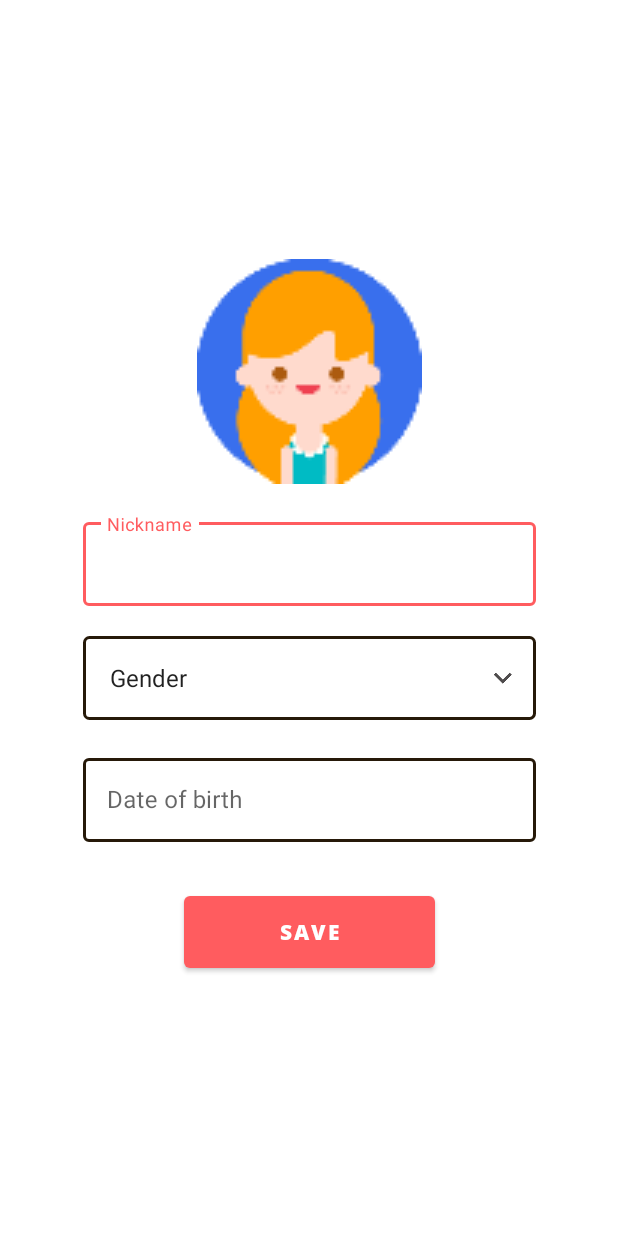
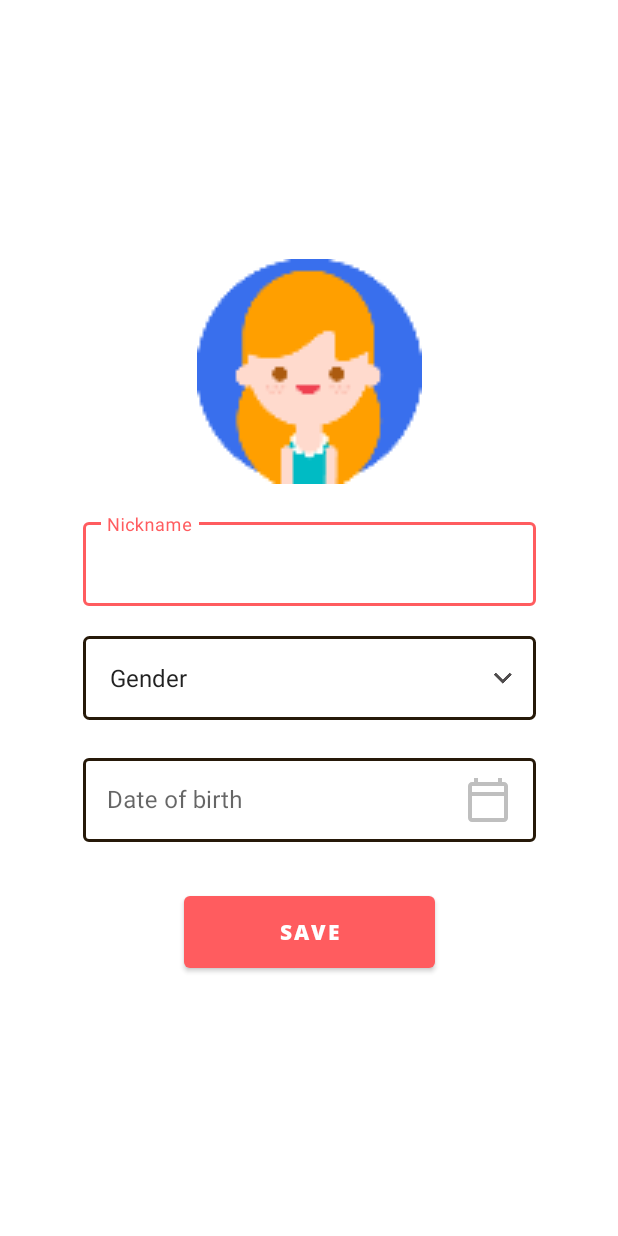
Before and after one commit to nntt1210/serenitea, an Android app: the screen it shows after launch once a user with an empty profile is signed in (SetupActivity), on a phone screen of 412 x 824 dp. Run offline under Robolectric (Android 15) with nearby library versions, the phone set to English and light mode, and no system bars; our stand-ins replace Firebase (no records; nobody signed in at launch, a user with empty details on screens opened directly); libraries missing offline, so code that uses them is left out: com.facebook, com.facebook.login.

Commit message:
update log out navigation, add datepicker in setup and edit profile

```diff
--- a/src/app/src/main/java/com/example/serenitea/MainActivity.java
+++ b/src/app/src/main/java/com/example/serenitea/MainActivity.java
@@ -233,7 +233,9 @@ public class MainActivity extends AppCompatActivity implements NavigationView.On
     private void SendUserToLogoutActivity(){
         //chuyển sang trang Logout (trang ban đầu khi vô app)
         Intent logoutIntent =  new Intent(MainActivity.this, LogoutActivity.class);
+        logoutIntent.addFlags(Intent.FLAG_ACTIVITY_NEW_TASK | Intent.FLAG_ACTIVITY_CLEAR_TASK);
         startActivity(logoutIntent);
+        finish();
     }
 
 
--- a/src/app/src/main/java/com/example/serenitea/SetupActivity.java
+++ b/src/app/src/main/java/com/example/serenitea/SetupActivity.java
@@ -4,6 +4,7 @@ import androidx.annotation.NonNull;
 import androidx.appcompat.app.ActionBar;
 import androidx.appcompat.app.AppCompatActivity;
 
+import android.app.DatePickerDialog;
 import android.app.ProgressDialog;
 import android.content.Intent;
 import android.graphics.Color;
@@ -13,6 +14,7 @@ import android.text.TextUtils;
 import android.view.View;
 import android.widget.AdapterView;
 import android.widget.Button;
+import android.widget.DatePicker;
 import android.widget.EditText;
 import android.widget.ImageButton;
 import android.widget.Spinner;
@@ -24,7 +26,10 @@ import com.google.firebase.auth.FirebaseAuth;
 import com.google.firebase.database.DatabaseReference;
 import com.google.firebase.database.FirebaseDatabase;
 
+import java.text.SimpleDateFormat;
+import java.util.Calendar;
 import java.util.HashMap;
+import java.util.Locale;
 
 public class SetupActivity extends AppCompatActivity {
 /* Trang Setup dùng để
@@ -42,11 +47,19 @@ public class SetupActivity extends AppCompatActivity {
     private String gender_value;
     private Button SaveInfoSetupButton;
     private ProgressDialog loadingBar;
-
+    final Calendar myCalendar = Calendar.getInstance();
     private FirebaseAuth mAuth;
     private DatabaseReference UsersRef;
 
     String currentUserId;
+
+    private void updateLabel() {
+        String myFormat = "dd/MM/yyyy"; //In which you need put here
+        SimpleDateFormat sdf = new SimpleDateFormat(myFormat, Locale.US);
+
+        DoB.setText(sdf.format(myCalendar.getTime()));
+    }
+
 
     @Override
     protected void onCreate(Bundle savedInstanceState) {
@@ -70,6 +83,30 @@ public class SetupActivity extends AppCompatActivity {
         DoB = (EditText) findViewById(R.id.setup_dob);
         SaveInfoSetupButton = (Button) findViewById(R.id.btn_save);
         loadingBar = new ProgressDialog(this);
+
+        DatePickerDialog.OnDateSetListener date = new DatePickerDialog.OnDateSetListener() {
+
+            @Override
+            public void onDateSet(DatePicker view, int year, int monthOfYear,
+                                  int dayOfMonth) {
+                // TODO Auto-generated method stub
+                myCalendar.set(Calendar.YEAR, year);
+                myCalendar.set(Calendar.MONTH, monthOfYear);
+                myCalendar.set(Calendar.DAY_OF_MONTH, dayOfMonth);
+                updateLabel();
+            }
+
+        };
+
+        DoB.setOnClickListener(new View.OnClickListener() {
+            @Override
+            public void onClick(View v) {
+                // TODO Auto-generated method stub
+                new DatePickerDialog(SetupActivity.this, date, myCalendar
+                        .get(Calendar.YEAR), myCalendar.get(Calendar.MONTH),
+                        myCalendar.get(Calendar.DAY_OF_MONTH)).show();
+            }
+        });
 
         //select avatar
 //        btnChooseAvatar.setOnClickListener(new View.OnClickListener() {
--- /dev/null
+++ b/src/app/src/main/res/drawable/ic_calendar.xml
@@ -0,0 +1,5 @@
+<vector android:height="32dp" android:tint="#BFBFBF"
+    android:viewportHeight="24" android:viewportWidth="24"
+    android:width="32dp" xmlns:android="http://schemas.android.com/apk/res/android">
+    <path android:fillColor="@android:color/white" android:pathData="M20,3h-1L19,1h-2v2L7,3L7,1L5,1v2L4,3c-1.1,0 -2,0.9 -2,2v16c0,1.1 0.9,2 2,2h16c1.1,0 2,-0.9 2,-2L22,5c0,-1.1 -0.9,-2 -2,-2zM20,21L4,21L4,10h16v11zM20,8L4,8L4,5h16v3z"/>
+</vector>
--- a/src/app/src/main/res/layout/activity_edit_profile.xml
+++ b/src/app/src/main/res/layout/activity_edit_profile.xml
@@ -72,7 +72,11 @@
 
             <com.google.android.material.textfield.TextInputEditText
                 android:id="@+id/setup_dob"
-                android:inputType="text"
+                android:drawableRight="@drawable/ic_calendar"
+                android:clickable="false"
+                android:cursorVisible="false"
+                android:focusable="false"
+                android:focusableInTouchMode="false"
                 android:layout_width="302dp"
                 android:layout_height="56dp" />
 
--- a/src/app/src/main/res/layout/activity_setup.xml
+++ b/src/app/src/main/res/layout/activity_setup.xml
@@ -59,6 +59,20 @@
             app:layout_constraintStart_toStartOf="parent"
             app:layout_constraintTop_toBottomOf="@+id/outlinedTextField" />
 
+
+<!--        <EditText-->
+<!--            android:id="@+id/birthday"-->
+<!--            android:layout_height="56dp"-->
+<!--            android:layout_width="302dp"-->
+<!--            android:clickable="false"-->
+<!--            android:cursorVisible="false"-->
+<!--            android:focusable="false"-->
+<!--            android:focusableInTouchMode="false"-->
+<!--            android:hint="Date of birth"-->
+<!--            app:layout_constraintEnd_toEndOf="parent"-->
+<!--            app:layout_constraintStart_toStartOf="parent"-->
+<!--            app:layout_constraintTop_toBottomOf="@+id/setup_gender"/>-->
+
         <com.google.android.material.textfield.TextInputLayout
             android:id="@+id/outlinedTextField1"
             style="@style/PinkTextInputLayoutStyle"
@@ -72,7 +86,11 @@
 
             <com.google.android.material.textfield.TextInputEditText
                 android:id="@+id/setup_dob"
-                android:inputType="text"
+                android:drawableRight="@drawable/ic_calendar"
+                android:clickable="false"
+                android:cursorVisible="false"
+                android:focusable="false"
+                android:focusableInTouchMode="false"
                 android:layout_width="302dp"
                 android:layout_height="56dp" />
 
```
Also changed, not shown: src/app/src/main/java/com/example/serenitea/EditProfileActivity.java (+42 -0 lines), src/app/src/main/java/com/example/serenitea/LogoutActivity.java (+12 -0 lines).
